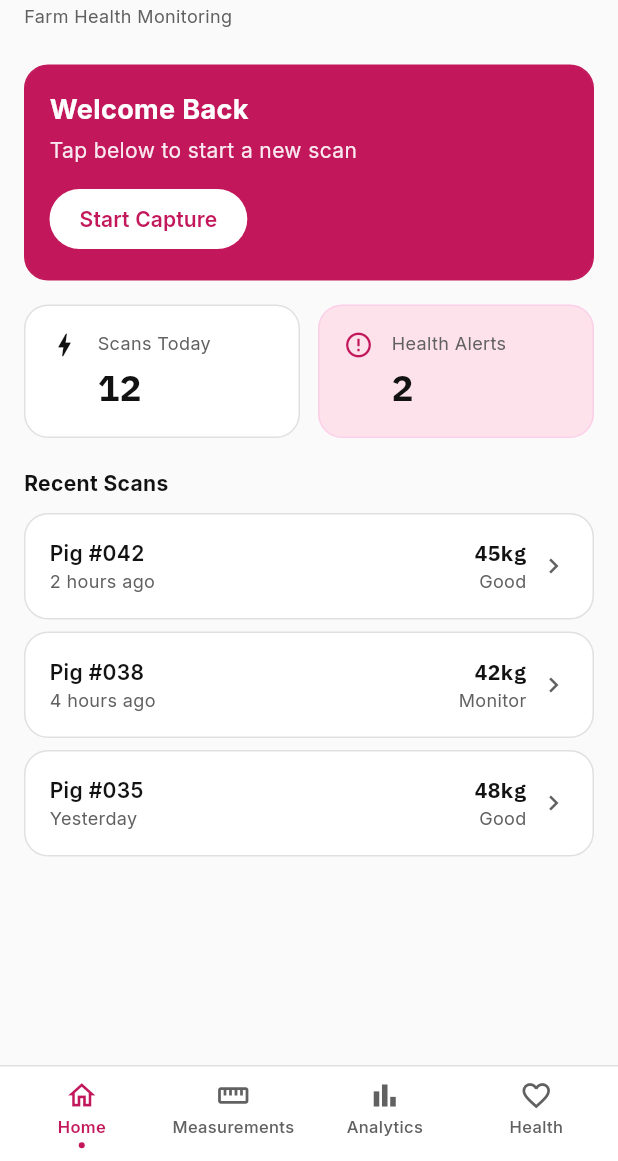
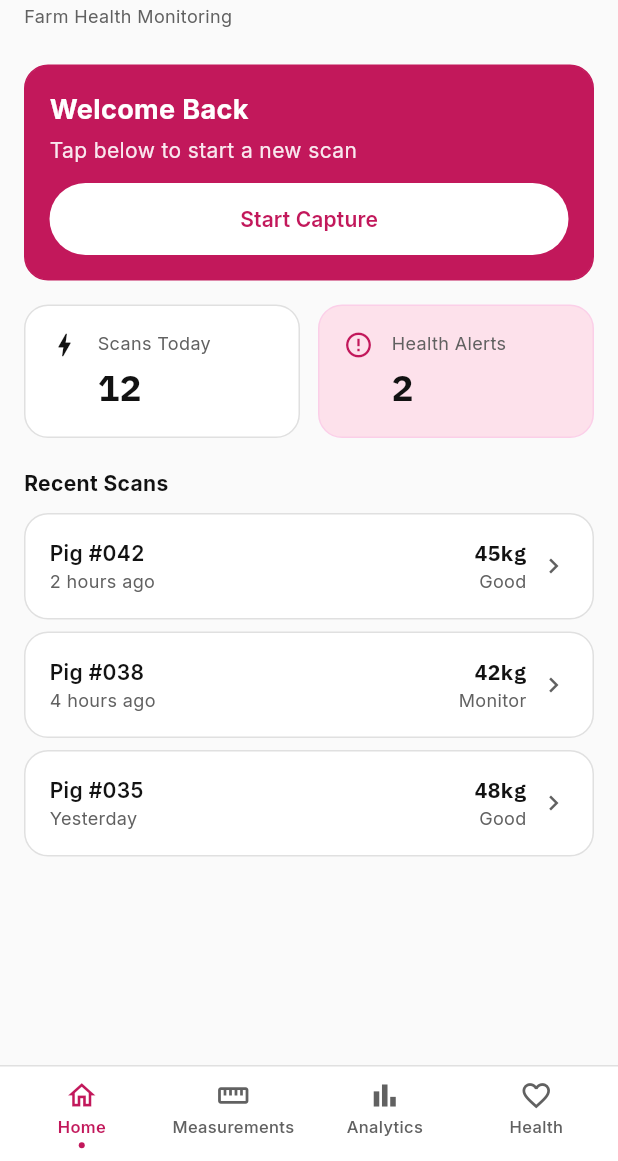
Before and after one commit to iofrmnowhere/instaham, a Flutter app: the screen it shows after launch, on a phone screen of 412 x 824 dp, the part 75-1236 px from its top. Run offline on Flutter 3.47's test engine with Material 3 defaults, Android fonts, the phone set to English and light mode, and no system bars; our stand-ins replace go_router, google_fonts.

Commit message:
style: change pink button text color to white for visibility

```diff
--- a/lib/core/theme/app_theme.dart
+++ b/lib/core/theme/app_theme.dart
@@ -42,5 +42,22 @@ abstract final class AppTheme {
           labelMedium: AppTextStyles.label,
           bodySmall: AppTextStyles.subtext,
         ),
+        elevatedButtonTheme: ElevatedButtonThemeData(
+          style: ElevatedButton.styleFrom(
+            backgroundColor: AppColors.signalPink,
+            foregroundColor: Colors.white,
+            minimumSize: const Size.fromHeight(48),
+            shape: RoundedRectangleBorder(borderRadius: BorderRadius.circular(AppRadius.lg)),
+            elevation: 0,
+          ),
+        ),
+        outlinedButtonTheme: OutlinedButtonThemeData(
+          style: OutlinedButton.styleFrom(
+            foregroundColor: AppColors.foreground,
+            minimumSize: const Size.fromHeight(48),
+            side: const BorderSide(color: AppColors.border),
+            shape: RoundedRectangleBorder(borderRadius: BorderRadius.circular(AppRadius.lg)),
+          ),
+        ),
       );
 }
```
